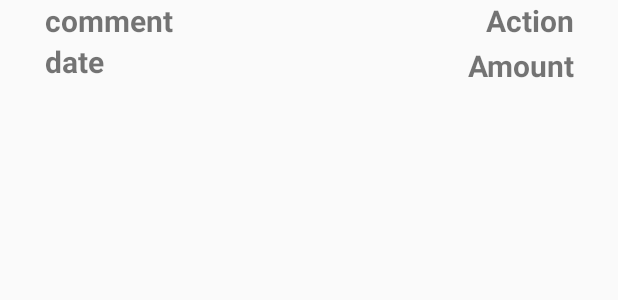
After one commit to v3nkyc0d3z/ISEE2020_SHMoney, an Android app: the layout adapter_transaction_list.xml on its own in the app's theme, with its tools: preview values and no code run, on a phone screen of 412 x 824 dp. The commit adds this screen. Shown: the top 300 px of the screen. Run offline under Robolectric (Android 15) with nearby library versions, the phone set to English and light mode, and no system bars.

Commit message:
Commit 2 - Added Transaction DB, List view to display all transactions.

```diff
--- a/app/src/main/AndroidManifest.xml
+++ b/app/src/main/AndroidManifest.xml
@@ -9,7 +9,8 @@
         android:roundIcon="@mipmap/ic_launcher_round"
         android:supportsRtl="true"
         android:theme="@style/AppTheme">
-        <activity android:name=".TransactionForm"></activity>
+        <activity android:name=".TransactionSummary"></activity>
+        <activity android:name=".TransactionForm" />
         <activity android:name=".MainActivity">
             <intent-filter>
                 <action android:name="android.intent.action.MAIN" />
--- a/app/src/main/java/com/example/strawhats/MainActivity.java
+++ b/app/src/main/java/com/example/strawhats/MainActivity.java
@@ -47,7 +47,6 @@ public class MainActivity extends AppCompatActivity {
 
             };
 //    private void configureNextButton(){
-//
 //        Button NewTransaction = (Button)findViewById(R.id.btnTrans);
 //        NewTransaction.setOnClickListener(new View.OnClickListener() {
 //            @Override
@@ -55,6 +54,5 @@ public class MainActivity extends AppCompatActivity {
 //               startActivity(new Intent(MainActivity.this , TransactionForm.class));
 //            }
 //        });
-//
 //    }
 }
--- /dev/null
+++ b/app/src/main/res/layout/adapter_transaction_list.xml
@@ -0,0 +1,55 @@
+<?xml version="1.0" encoding="utf-8"?>
+<LinearLayout
+    xmlns:android="http://schemas.android.com/apk/res/android"
+    android:layout_width="match_parent"
+    android:layout_height="match_parent"
+    android:orientation="horizontal"
+    android:weightSum="100">
+
+    <LinearLayout
+        android:layout_width="match_parent"
+        android:layout_height="100dp"
+        android:layout_weight="33.3"
+        android:layout_marginLeft="30dp"
+        android:orientation="vertical">
+        <TextView
+            android:id="@+id/lvaComment"
+            android:layout_width="wrap_content"
+            android:layout_height="wrap_content"
+            android:text="comment"
+            android:gravity="left"
+            android:textStyle="bold"
+            android:textSize="20sp" />
+        <TextView
+            android:id="@+id/lvaDate"
+            android:layout_width="match_parent"
+            android:layout_height="30dp"
+            android:text="date"
+            android:gravity="left"
+            android:textStyle="bold"
+            android:textSize="20sp" />
+    </LinearLayout>
+    <LinearLayout
+        android:layout_width="match_parent"
+        android:layout_height="60dp"
+        android:layout_weight="66.6"
+        android:layout_marginRight="30dp"
+        android:orientation="vertical">
+        <TextView
+            android:id="@+id/lvaAction"
+            android:layout_width="match_parent"
+            android:layout_height="30dp"
+            android:text="Action"
+            android:gravity="right"
+            android:textStyle="bold"
+            android:textSize="20sp" />
+        <TextView
+            android:id="@+id/lvaAmount"
+            android:layout_width="match_parent"
+            android:layout_height="30dp"
+            android:text="Amount"
+            android:gravity="right"
+            android:textStyle="bold"
+            android:textSize="20sp" />
+    </LinearLayout>
+</LinearLayout>
--- a/app/src/main/res/values/colors.xml
+++ b/app/src/main/res/values/colors.xml
@@ -3,4 +3,5 @@
     <color name="colorPrimary">#E82020</color>
     <color name="colorPrimaryDark">#A793D5</color>
     <color name="colorAccent">#03DAC5</color>
+    <color name="green">#FF008000</color>
 </resources>
--- a/app/src/main/res/values/strings.xml
+++ b/app/src/main/res/values/strings.xml
@@ -6,6 +6,7 @@
     <string name="select_date">Select Date</string>
     <string name="add_new_expense">Add New Expense</string>
     <string name="add_new_income">Add New Income</string>
+    <string name="all_transactions">All Transactions</string>
     <string-array name="Type_of_payments">
         <item>Debit Card</item>
         <item>Cash</item>
```
Also changed, not shown: app/src/main/java/com/example/strawhats/TransactionDatabaseHelper.java (added, +62 -0 lines), app/src/main/java/com/example/strawhats/TransactionForm.java (+49 -2 lines), app/src/main/java/com/example/strawhats/TransactionList.java (added, +47 -0 lines), app/src/main/java/com/example/strawhats/TransactionListAdapter.java (added, +63 -0 lines), app/src/main/java/com/example/strawhats/TransactionSummary.java (added, +58 -0 lines), app/src/main/java/com/example/strawhats/summary_fragment.java (+11 -1 lines), app/src/main/res/layout/activity_transaction_summary.xml (added, +13 -0 lines), app/src/main/res/layout/fragment_summary.xml (+5 -5 lines).
